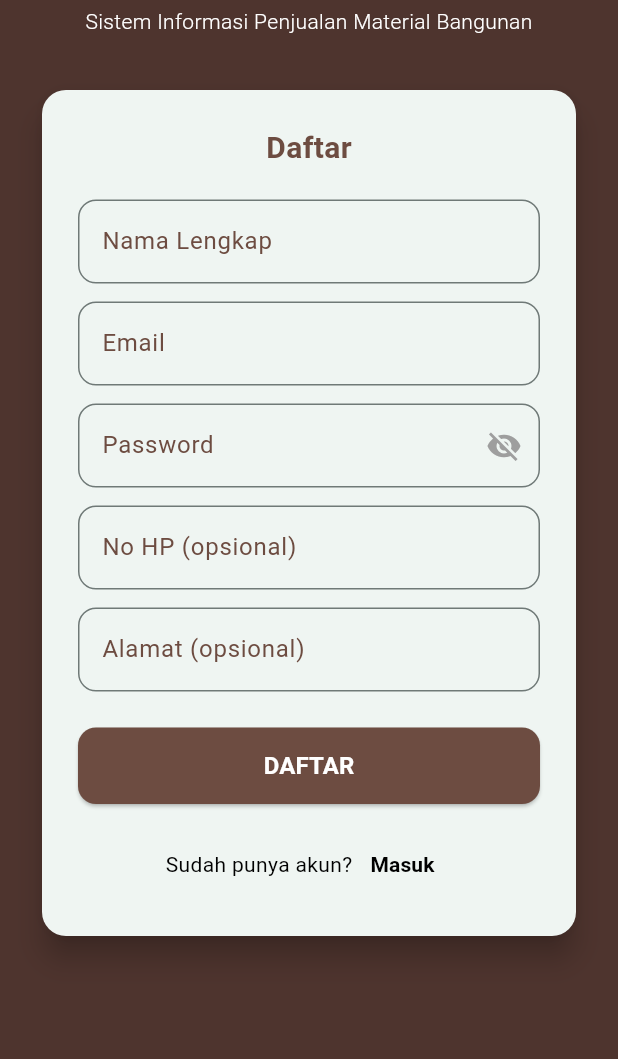
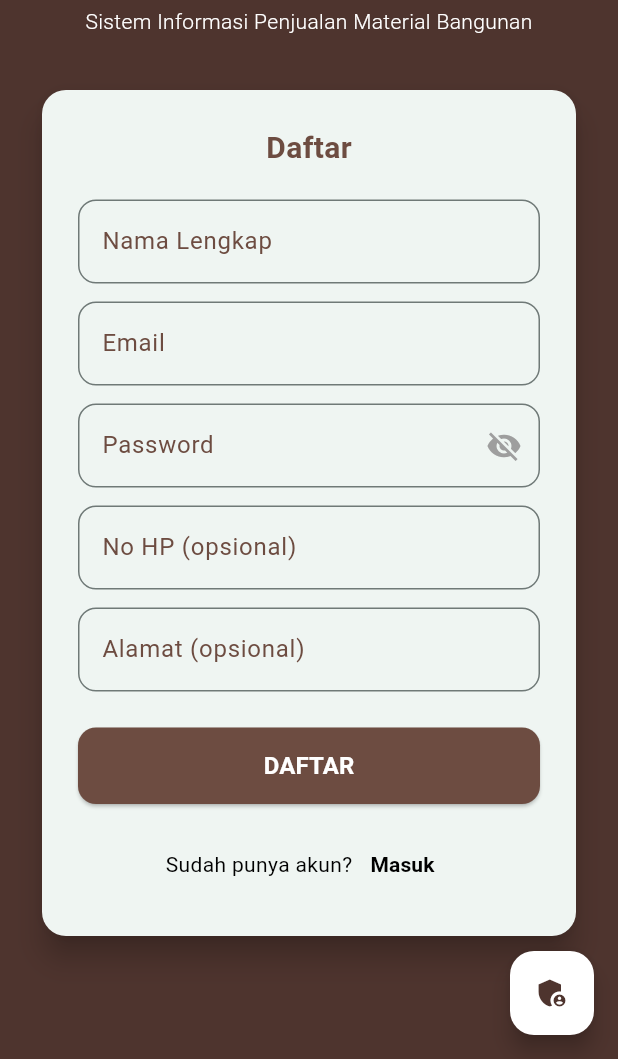
Before and after one commit to ramadhanabelio/materialin, a Flutter app: the RegisterPage screen opened directly, on a phone screen of 412 x 824 dp, the part 177-1236 px from its top. Run offline on Flutter 3.47's test engine with Material 3 defaults, Android fonts, the light colour scheme and no system bars; our stand-ins replace flutter_secure_storage, image_picker; accounts and stored records are empty; network calls fail.

Commit message:
fix: text button

```diff
--- a/lib/screens/admin/dashboard.dart
+++ b/lib/screens/admin/dashboard.dart
@@ -1,8 +1,8 @@
 import 'package:flutter/material.dart';
-import 'package:materialin/screens/admin/list.dart';
+import '../../utils/theme.dart';
 import '../../api/admin.dart';
+import 'list.dart';
 import 'login.dart';
-import '../../utils/theme.dart';
 
 class DashboardPage extends StatelessWidget {
   const DashboardPage({super.key});
@@ -75,7 +75,7 @@ class DashboardPage extends StatelessWidget {
               IconButton(
                 onPressed: () => _confirmLogout(context),
                 icon: const Icon(Icons.logout, color: Colors.white),
-                tooltip: 'Logout',
+                tooltip: 'Keluar',
               ),
             ],
           ),
--- a/lib/screens/admin/form.dart
+++ b/lib/screens/admin/form.dart
@@ -205,7 +205,7 @@ class _FormProductPageState extends State<FormProductPage> {
                   padding: const EdgeInsets.symmetric(vertical: 14),
                 ),
                 child: Text(
-                  isSaving ? 'Menyimpan...' : 'Simpan',
+                  isSaving ? 'Menyimpan...' : 'SIMPAN',
                   style: const TextStyle(color: Colors.white),
                 ),
               ),
--- a/lib/screens/user/detail.dart
+++ b/lib/screens/user/detail.dart
@@ -86,7 +86,7 @@ class ProductDetailPage extends StatelessWidget {
                   ),
                 ),
                 const SizedBox(height: 8),
-                Text("Harga: Rp ${p.price.toStringAsFixed(0)}"),
+                Text("Harga: Rp. ${p.price.toStringAsFixed(0)}"),
                 Text("Stok: ${p.stock}"),
                 const SizedBox(height: 10),
                 Text(p.description ?? '-'),
--- a/lib/screens/user/login.dart
+++ b/lib/screens/user/login.dart
@@ -1,10 +1,10 @@
 import 'package:flutter/material.dart';
 import '../../utils/session_manager.dart';
+import '../../utils/theme.dart';
 import '../../api/user.dart';
 import '../admin/login.dart';
 import 'register.dart';
 import 'home.dart';
-import '../../utils/theme.dart';
 
 class LoginPage extends StatefulWidget {
   const LoginPage({super.key});
--- a/lib/screens/user/register.dart
+++ b/lib/screens/user/register.dart
@@ -1,7 +1,8 @@
 import 'package:flutter/material.dart';
+import '../../utils/theme.dart';
 import '../../api/user.dart';
+import '../admin/login.dart';
 import 'login.dart';
-import '../../utils/theme.dart';
 
 class RegisterPage extends StatefulWidget {
   const RegisterPage({super.key});
@@ -71,6 +72,19 @@ class _RegisterPageState extends State<RegisterPage> {
   Widget build(BuildContext context) {
     return Scaffold(
       backgroundColor: AppColors.background,
+      floatingActionButton: FloatingActionButton(
+        backgroundColor: Colors.white,
+        onPressed: () {
+          Navigator.push(
+            context,
+            MaterialPageRoute(builder: (_) => const LoginAdminPage()),
+          );
+        },
+        child: const Icon(
+          Icons.admin_panel_settings,
+          color: AppColors.background,
+        ),
+      ),
       body: Center(
         child: SingleChildScrollView(
           padding: const EdgeInsets.all(24),
```
Also changed, not shown: lib/screens/admin/login.dart (+14 -3 lines), lib/screens/user/home.dart (+4 -4 lines).
